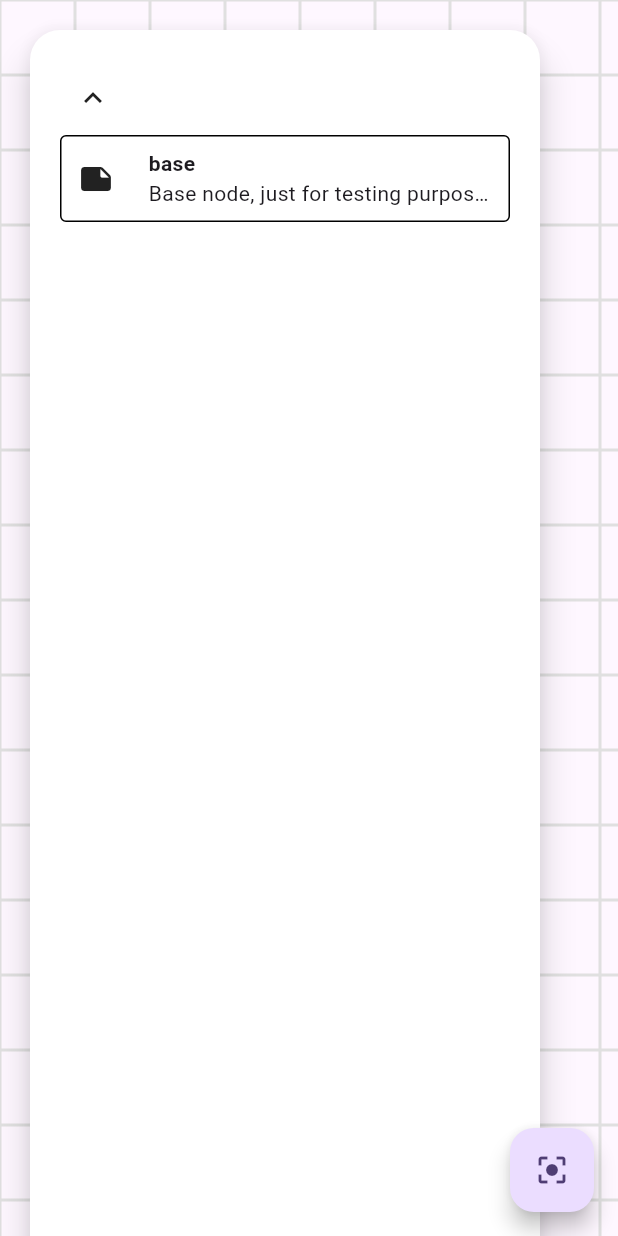
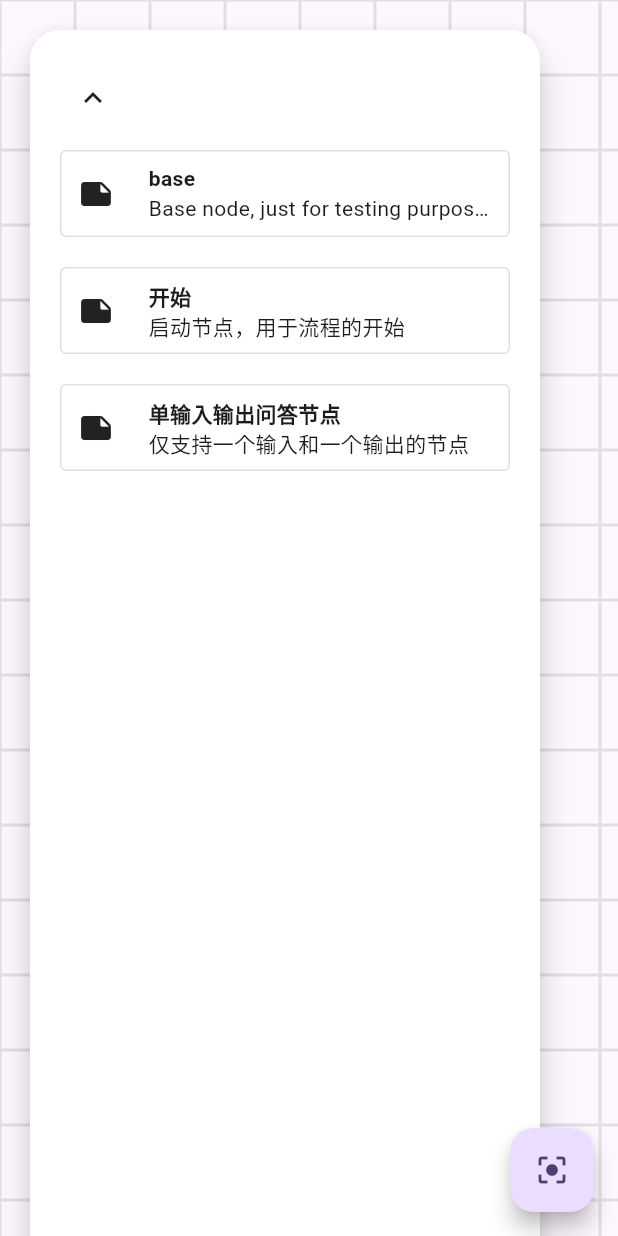
Before and after one commit to guchengxi1994/flow_compose, a Flutter app: the screen it shows after launch, after a tap on the "expand more" icon, on a phone screen of 412 x 824 dp. Run offline on Flutter 3.47's test engine with Material 3 defaults, Android fonts, the phone set to English and light mode, and no system bars.

Commit message:
chore: add example codes

```diff
--- a/example/lib/main.dart
+++ b/example/lib/main.dart
@@ -1,5 +1,8 @@
 import 'package:flow_compose/flow_compose.dart';
 import 'package:flutter/material.dart';
+
+import 'nodes/simple_qa_node.dart';
+import 'nodes/start_node.dart';
 
 void main() {
   runApp(const MyApp());
@@ -38,6 +41,18 @@ class _MyHomePageState extends State<MyHomePage> {
           uuid: "fake",
           depth: -1,
           offset: Offset.zero,
+        ),
+        StartNode(
+          label: "开始",
+          uuid: "",
+          depth: -1,
+          offset: Offset.zero,
+        ),
+        SimpleQaNode(
+          label: "Simple QA",
+          uuid: "",
+          depth: -1,
+          offset: Offset.zero,
         )
       ]);
   @override
--- /dev/null
+++ b/example/lib/nodes/simple_qa_node.dart
@@ -0,0 +1,106 @@
+import 'package:example/style.dart';
+import 'package:flow_compose/flow_compose.dart';
+import 'package:flutter/material.dart';
+
+class SimpleQAWidget extends StatefulWidget {
+  const SimpleQAWidget({super.key, required this.node});
+  final SimpleQaNode node;
+
+  @override
+  State<SimpleQAWidget> createState() => _SimpleQAWidgetState();
+}
+
+class _SimpleQAWidgetState extends State<SimpleQAWidget> {
+  final TextEditingController _inputController = TextEditingController();
+  final TextEditingController _outputController = TextEditingController();
+  final TextEditingController _promptController = TextEditingController();
+
+  @override
+  void dispose() {
+    _inputController.dispose();
+    _outputController.dispose();
+    _promptController.dispose();
+    super.dispose();
+  }
+
+  @override
+  Widget build(BuildContext context) {
+    return GestureDetector(
+      onDoubleTap: () {
+        debugPrint("double tap");
+      },
+      child: Container(
+        padding: const EdgeInsets.all(25),
+        decoration: BoxDecoration(
+          borderRadius: BorderRadius.circular(4),
+          color: Colors.white,
+        ),
+        width: widget.node.width,
+        height: widget.node.height,
+        child: SingleChildScrollView(
+          child: Column(
+            spacing: 10,
+            crossAxisAlignment: CrossAxisAlignment.start,
+            children: [
+              Text("输入"),
+              TextField(
+                controller: _inputController,
+                decoration: inputDecoration,
+              ),
+              Text("输出"),
+              TextField(
+                controller: _outputController,
+                decoration: inputDecoration,
+              ),
+              Text("提示词"),
+              TextField(
+                controller: _promptController,
+                decoration: inputDecoration,
+                maxLines: 5,
+              ),
+            ],
+          ),
+        ),
+      ),
+    );
+  }
+}
+
+class SimpleQaNode extends INode {
+  SimpleQaNode({
+    required super.label,
+    required super.uuid,
+    required super.depth,
+    required super.offset,
+    super.children,
+    super.height = 400,
+    super.width = 300,
+    super.nodeName = "单输入输出问答节点",
+    super.description = "仅支持一个输入和一个输出的节点",
+    super.builder,
+  }) {
+    builder = (context) => SimpleQAWidget(
+          node: this,
+        );
+  }
+
+  @override
+  INode copyWith(
+      {double? width,
+      double? height,
+      String? label,
+      String? uuid,
+      int? depth,
+      Offset? offset,
+      List<INode>? children,
+      Map<String, dynamic>? data}) {
+    return SimpleQaNode(
+        width: width ?? this.width,
+        height: height ?? this.height,
+        label: label ?? this.label,
+        uuid: uuid ?? this.uuid,
+        depth: depth ?? this.depth,
+        offset: offset ?? this.offset,
+        children: children ?? this.children);
+  }
+}
--- /dev/null
+++ b/example/lib/nodes/start_node.dart
@@ -0,0 +1,37 @@
+import 'dart:ui';
+
+import 'package:flow_compose/flow_compose.dart';
+
+class StartNode extends INode {
+  StartNode(
+      {required super.label,
+      required super.uuid,
+      required super.depth,
+      required super.offset,
+      super.width = 100,
+      super.height = 50,
+      super.children,
+      super.nodeName = "开始",
+      super.description = "启动节点，用于流程的开始"});
+
+  @override
+  INode copyWith(
+      {double? width,
+      double? height,
+      String? label,
+      String? uuid,
+      int? depth,
+      Offset? offset,
+      List<INode>? children,
+      Map<String, dynamic>? data}) {
+    return StartNode(
+      width: width ?? this.width,
+      height: height ?? this.height,
+      label: label ?? this.label,
+      uuid: uuid ?? this.uuid,
+      depth: depth ?? this.depth,
+      offset: offset ?? this.offset,
+      children: children ?? this.children,
+    );
+  }
+}
--- a/example/pubspec.yaml
+++ b/example/pubspec.yaml
@@ -19,7 +19,7 @@ publish_to: 'none' # Remove this line if you wish to publish to pub.dev
 version: 1.0.0+1
 
 environment:
-  sdk: ^3.5.4
+  sdk: ^3.6.0
 
 # Dependencies specify other packages that your package needs in order to work.
 # To automatically upgrade your package dependencies to the latest versions
@@ -47,7 +47,7 @@ dev_dependencies:
   # activated in the `analysis_options.yaml` file located at the root of your
   # package. See that file for information about deactivating specific lint
   # rules and activating additional ones.
-  flutter_lints: ^4.0.0
+  flutter_lints: 5.0.0
 
 # For information on the generic Dart part of this file, see the
 # following page: https://dart.dev/tools/pub/pubspec
--- a/lib/flow_compose.dart
+++ b/lib/flow_compose.dart
@@ -4,3 +4,4 @@ export 'src/board.dart';
 export 'src/nodes/base_node.dart';
 export 'src/controller.dart';
 export 'src/state.dart';
+export 'src/nodes/inode.dart';
--- a/lib/src/board.dart
+++ b/lib/src/board.dart
@@ -173,12 +173,6 @@ class _InfiniteDrawingBoardState extends State<InfiniteDrawingBoard> {
         onPanUpdate: (details) {
           _handleDragUpdate(details.delta);
         },
-        child: Listener(
-            onPointerSignal: (pointerSignal) {
-              if (pointerSignal is PointerScrollEvent) {
-                _handleScaleUpdate(pointerSignal.scrollDelta.dy);
-              }
-            },
         child: ValueListenableBuilder(
           valueListenable: boardNotifier,
           builder: (context, state, child) {
@@ -186,11 +180,17 @@ class _InfiniteDrawingBoardState extends State<InfiniteDrawingBoard> {
               builder: (c, _, __) {
                 return Stack(
                   children: [
-                        Container(
+                    Listener(
+                        onPointerSignal: (pointerSignal) {
+                          if (pointerSignal is PointerScrollEvent) {
+                            _handleScaleUpdate(pointerSignal.scrollDelta.dy);
+                          }
+                        },
+                        child: Container(
                           color: Colors.transparent,
                           width: double.infinity,
                           height: double.infinity,
-                        ),
+                        )),
                     ...state.data.map((e) {
                       return NodeWidget<INode>(
                         node: e,
@@ -244,7 +244,7 @@ class _InfiniteDrawingBoardState extends State<InfiniteDrawingBoard> {
               child: child,
             );
           },
-            )));
+        ));
   }
 }
 
--- a/lib/src/nodes/inode.dart
+++ b/lib/src/nodes/inode.dart
@@ -1,4 +1,6 @@
 import 'package:flutter/material.dart';
+
+typedef NodeBuilder = Widget Function(BuildContext context);
 
 abstract class INode {
   final double width;
@@ -10,6 +12,7 @@ abstract class INode {
   final List<INode> children;
   final String nodeName;
   final String description;
+  NodeBuilder? builder;
 
   Widget fakeWidget() {
     return Material(
@@ -33,7 +36,8 @@ abstract class INode {
       required this.offset,
       this.children = const [],
       this.nodeName = "base",
-      this.description = "Base node, just for testing purposes"});
+      this.description = "Base node, just for testing purposes",
+      this.builder});
 
   Offset get outputPoint => Offset(offset.dx + width, offset.dy + 0.5 * height);
 
--- a/lib/src/nodes/node_list_widget.dart
+++ b/lib/src/nodes/node_list_widget.dart
@@ -1,3 +1,4 @@
+import 'package:flutter/gestures.dart';
 import 'package:flutter/material.dart';
 
 import 'inode.dart';
@@ -15,7 +16,9 @@ class _NodeListWidgetState extends State<NodeListWidget> {
 
   @override
   Widget build(BuildContext context) {
-    return Material(
+    return GestureDetector(
+      onPanUpdate: (details) {},
+      child: Material(
         color: Colors.white,
         elevation: 10,
         borderRadius:
@@ -23,8 +26,8 @@ class _NodeListWidgetState extends State<NodeListWidget> {
         child: Padding(
           padding: EdgeInsets.all(20),
           child: AnimatedContainer(
-          width: isExpanded ? 300 : 50,
-          height: isExpanded ? 800 : 50,
+            width: isExpanded ? 300 : 30,
+            height: isExpanded ? 800 : 30,
             decoration: BoxDecoration(
               borderRadius: isExpanded
                   ? BorderRadius.circular(20)
@@ -84,14 +87,16 @@ class _NodeListWidgetState extends State<NodeListWidget> {
                   ),
           ),
         ),
+      ),
     );
   }
 
   Widget _buildNode(INode node) {
     return Container(
+      margin: EdgeInsets.symmetric(vertical: 10),
       padding: EdgeInsets.all(8),
       decoration: BoxDecoration(
-          border: Border.all(color: Colors.black, width: 1),
+          border: Border.all(color: Colors.grey[300]!, width: 1),
           borderRadius: BorderRadius.circular(4)),
       child: Row(
         children: [
@@ -114,11 +119,15 @@ class _NodeListWidgetState extends State<NodeListWidget> {
                 overflow: TextOverflow.ellipsis,
                 softWrap: true,
               ),
-              Text(
+              Tooltip(
+                message: node.description,
+                waitDuration: Duration(milliseconds: 500),
+                child: Text(
                   node.description,
                   maxLines: 1,
                   overflow: TextOverflow.ellipsis,
                   softWrap: true,
+                ),
               )
             ],
           ))
```
Also changed, not shown: example/lib/style.dart (added, +19 -0 lines), lib/src/nodes/node_widget.dart (+9 -4 lines), 1 other file. Lines whose indentation alone changed are shown as unchanged.
